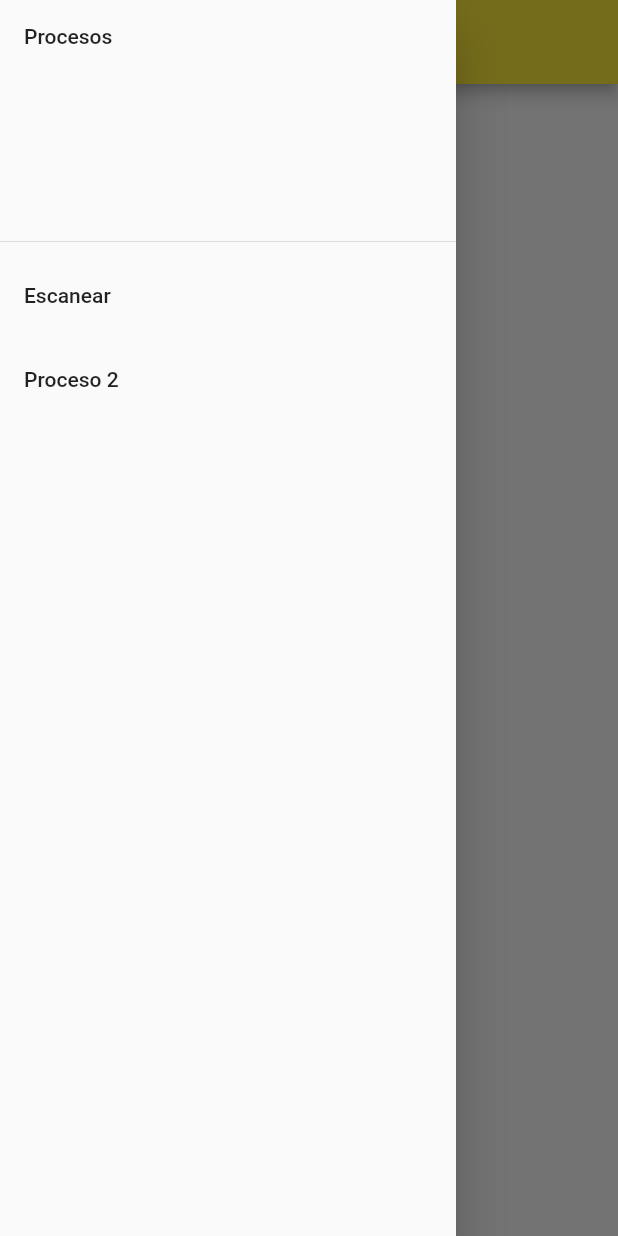
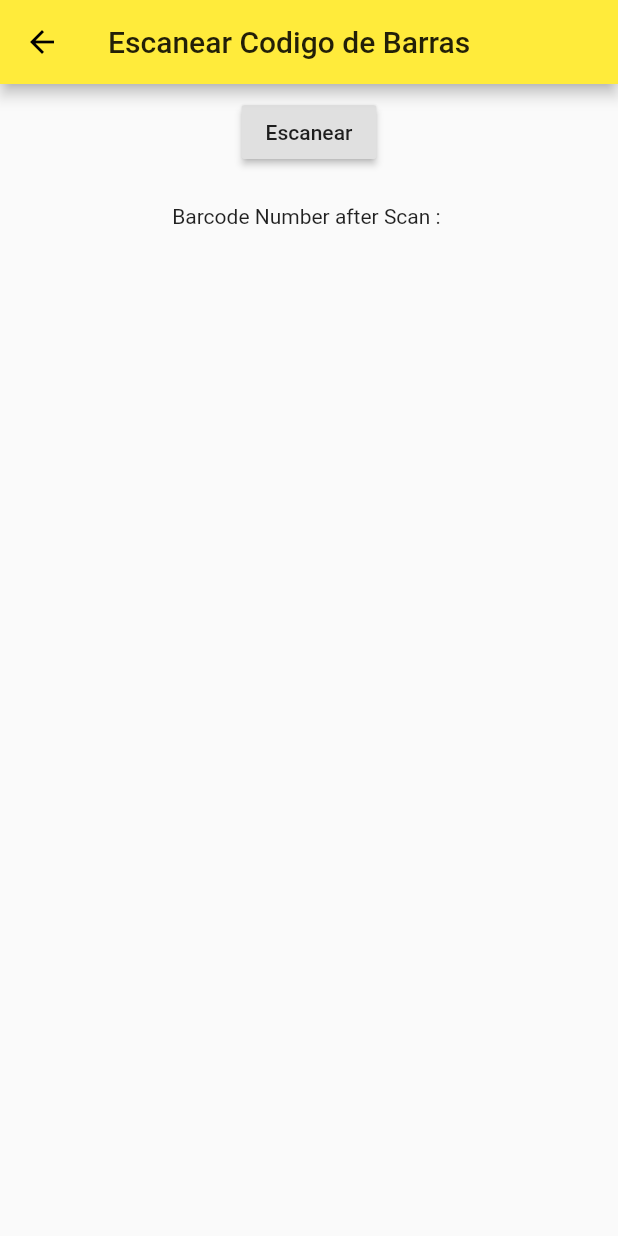
Before and after one commit to jrodval123/Scanship, a Flutter app: the screen it shows after launch, in the side drawer, after a tap on "Escanear", on a phone screen of 412 x 824 dp. Run offline on Flutter 3.47's test engine with Material 2 defaults, Android fonts, the phone set to English and light mode, and no system bars; our stand-ins replace image_picker; missing offline and left inert: barcode_scan.

Commit message:
Scanner Implemented

```diff
--- a/lib/main.dart
+++ b/lib/main.dart
@@ -1,5 +1,5 @@
 import 'package:flutter/material.dart';
-
+import './pages/scan.dart';
 void main() => runApp(MyApp());
 
 class MyApp extends StatelessWidget {
@@ -12,6 +12,9 @@ class MyApp extends StatelessWidget {
         primarySwatch: Colors.yellow,
       ),
       home: MyHomePage(title: 'Scanship'),
+      routes: {
+        '/scan': (BuildContext context) => Scan()
+      },
     );
   }
 }
@@ -42,7 +45,9 @@ class _MyHomePageState extends State<MyHomePage> {
              ),
              ListTile(
                title: Text("Escanear"),
-               onTap: (){},
+               onTap: (){
+                 Navigator.push(context, MaterialPageRoute(builder: (context)=>Scan()));
+               },
              ),
              ListTile(
                title: Text("Proceso 2"),
--- /dev/null
+++ b/lib/pages/scan.dart
@@ -0,0 +1,63 @@
+import 'package:flutter/material.dart';
+import 'package:barcode_scan/barcode_scan.dart';
+import 'package:image_picker/image_picker.dart';
+import 'package:flutter/services.dart';
+class Scan extends StatefulWidget{
+  @override
+  State<StatefulWidget> createState() {
+    return _ScanState();
+  }
+}
+
+class _ScanState extends State<Scan>{
+  String barcode = "";
+
+  @override
+  void initState() {
+    super.initState();
+  }
+
+  @override
+  Widget build(BuildContext context) {
+    return Scaffold(
+      appBar: AppBar(
+        title: Text("Escanear Codigo de Barras"),
+      ),
+      body: Center(
+        child: Column(
+          children: <Widget>[
+            new Container(
+                  child: new RaisedButton(
+                      onPressed: barcodeScanning, child: new Text("Escanear")),
+                  padding: const EdgeInsets.all(8.0),
+                ),
+                new Padding(
+                  padding: const EdgeInsets.all(8.0),
+                ),
+                new Text("Barcode Number after Scan : " + barcode),
+          ],
+        ),
+      ),
+    );
+  }
+
+   Future barcodeScanning() async{
+    try {
+      String barcode = await BarcodeScanner.scan();
+      setState(() => this.barcode = barcode);
+    } on PlatformException catch (e) {
+      if (e.code == BarcodeScanner.CameraAccessDenied) {
+        setState(() {
+          this.barcode = 'No camera permission!';
+        });
+      } else {
+        setState(() => this.barcode = 'Unknown error: $e');
+      }
+    } on FormatException {
+      setState(() => this.barcode =
+          'Nothing captured.');
+    } catch (e) {
+      setState(() => this.barcode = 'Unknown error: $e');
+    }
+  }
+}
--- a/pubspec.yaml
+++ b/pubspec.yaml
@@ -24,6 +24,7 @@ dependencies:
   # Use with the CupertinoIcons class for iOS style icons.
   cupertino_icons: ^0.1.2
   barcode_scan: ^0.0.4
+  image_picker: ^0.6.0+9
 
 dev_dependencies:
   flutter_test:
```
Also changed, not shown: lib/pages/products.dart (added), pubspec.lock, 2 other files.
